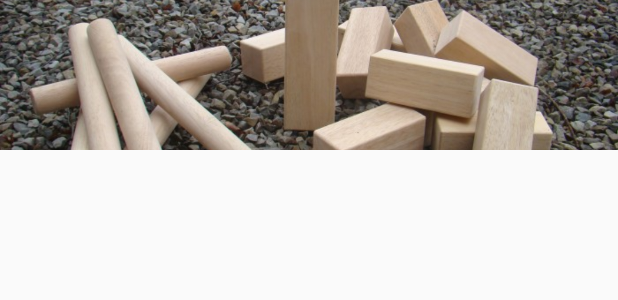
After one commit to ThomasGuigard/JeuDuRoi, an Android app: the layout activity_start.xml on its own in the app's theme, with its tools: preview values and no code run, on a phone screen of 412 x 824 dp. The commit adds this screen. Shown: the top 300 px of the screen. Run offline under Robolectric (Android 15) with nearby library versions, the phone set to English and light mode, and no system bars.

Commit message:
add splashscreen + beginning of startActivity interface

```diff
--- /dev/null
+++ b/app/src/main/res/drawable/splashscreen.xml
@@ -0,0 +1,13 @@
+<?xml version="1.0" encoding="utf-8"?>
+<layer-list xmlns:android="http://schemas.android.com/apk/res/android">
+
+    <item
+        android:drawable="@color/colorBackgroundSplashScreen"/>
+
+    <item>
+        <bitmap
+            android:gravity="center"
+            android:src="@mipmap/ic_launcher"/>
+    </item>
+
+</layer-list>
--- /dev/null
+++ b/app/src/main/res/layout/activity_start.xml
@@ -0,0 +1,25 @@
+<?xml version="1.0" encoding="utf-8"?>
+<RelativeLayout xmlns:android="http://schemas.android.com/apk/res/android"
+    xmlns:tools="http://schemas.android.com/tools"
+    android:id="@+id/activity_start"
+    android:layout_width="match_parent"
+    android:layout_height="match_parent"
+    android:paddingBottom="@dimen/activity_vertical_margin"
+    tools:context="hantizlabs.jeuduroi.StartActivity">
+
+    <ImageView
+        android:id="@+id/background"
+        android:layout_width="fill_parent"
+        android:layout_height="100dp"
+        android:adjustViewBounds="true"
+        android:scaleType="centerCrop"
+        android:src="@drawable/jeuDuRoi"
+        />
+
+    <RelativeLayout
+        android:layout_width="match_parent"
+        android:layout_height="match_parent">
+
+    </RelativeLayout>
+
+</RelativeLayout>
--- a/app/src/main/res/values/colors.xml
+++ b/app/src/main/res/values/colors.xml
@@ -3,4 +3,5 @@
     <color name="colorPrimary">#3F51B5</color>
     <color name="colorPrimaryDark">#303F9F</color>
     <color name="colorAccent">#FF4081</color>
+    <color name="colorBackgroundSplashScreen">#F2F2F2</color>
 </resources>
--- a/app/src/main/res/values/styles.xml
+++ b/app/src/main/res/values/styles.xml
@@ -8,4 +8,12 @@
         <item name="colorAccent">@color/colorAccent</item>
     </style>
 
+    <style name="SplashTheme" parent="Theme.AppCompat.NoActionBar">
+        <item name="android:windowBackground">@drawable/splashscreen</item>
+    </style>
+
+    <style name="DefaultTheme" parent="Theme.AppCompat.Light.NoActionBar">
+
+    </style>
+
 </resources>
```
Also changed, not shown: app/src/main/AndroidManifest.xml (+10 -1 lines), app/src/main/java/hantizlabs/jeuduroi/SplashActivity.java (added, +22 -0 lines), app/src/main/java/hantizlabs/jeuduroi/StartActivity.java (added, +13 -0 lines), app/src/main/res/drawable/jeuDuRoi.jpg (added).
